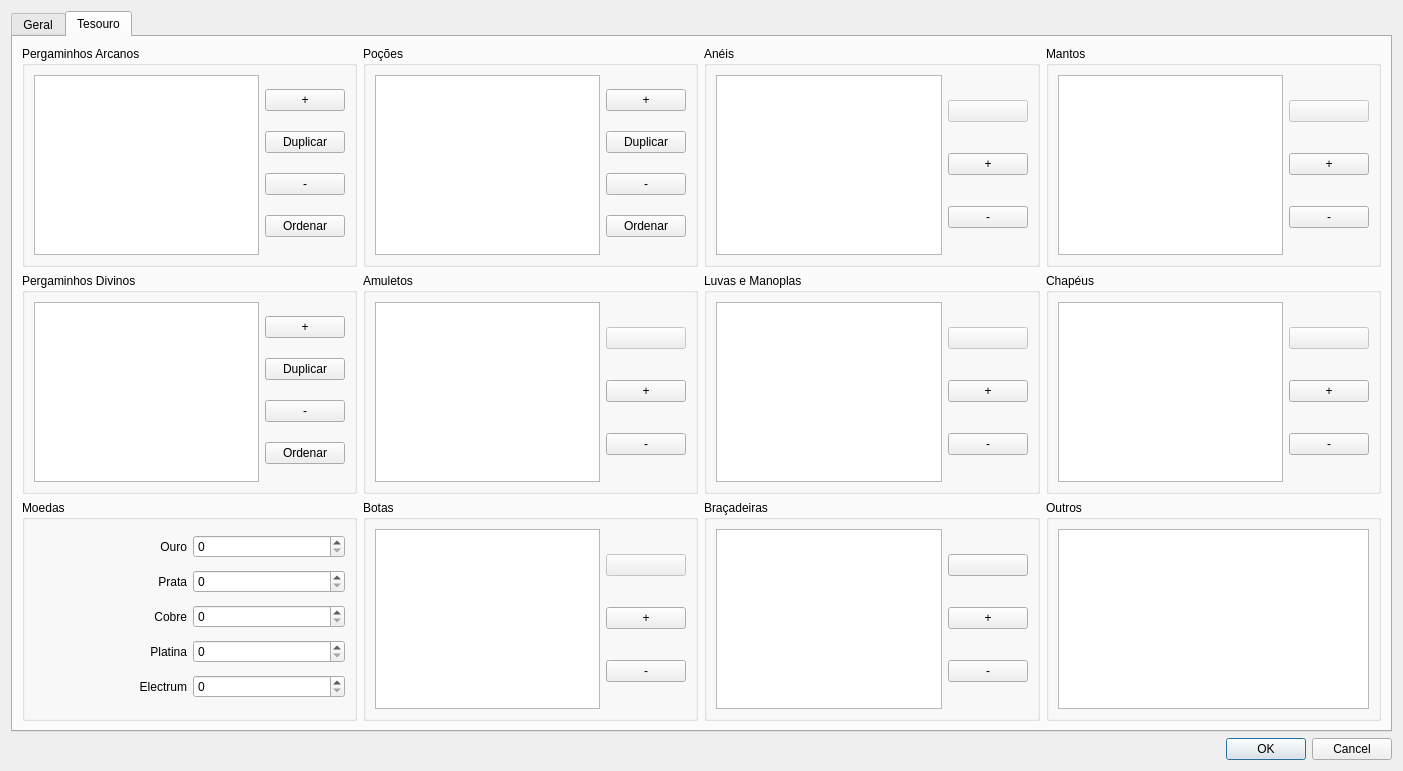
This is ifg/qt/ui/forma.ui in matferib/tabuleiro-virtual as Qt 5 draws it before an edit. The edited form follows.
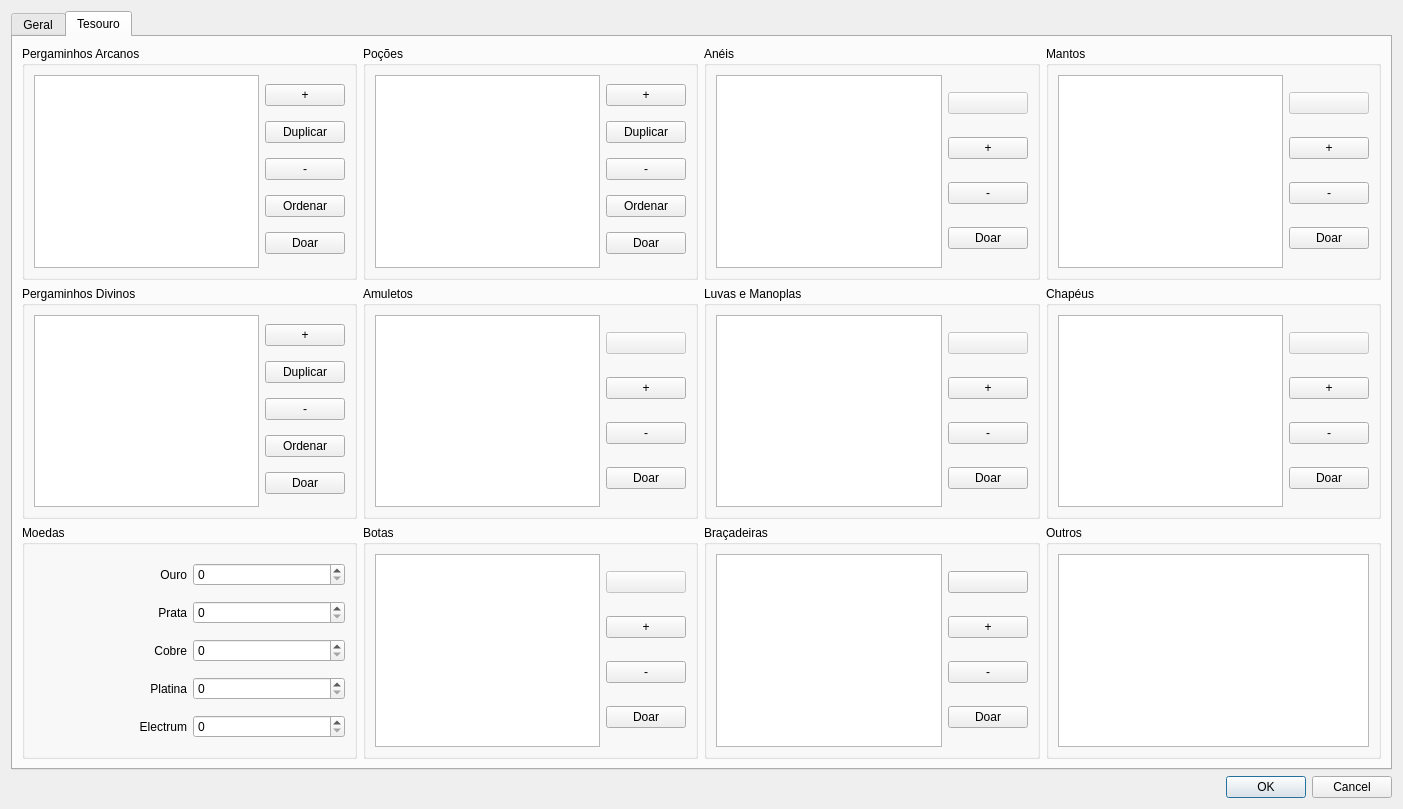
This is the edited form. The open tabs and pages were chosen to show the change.

What changed in the file:
```diff
--- a/ifg/qt/ui/forma.ui
+++ b/ifg/qt/ui/forma.ui
@@ -7,7 +7,7 @@
     <x>0</x>
     <y>0</y>
     <width>1403</width>
-    <height>771</height>
+    <height>809</height>
    </rect>
   </property>
   <property name="windowTitle">
@@ -1173,6 +1173,13 @@
               </property>
              </widget>
             </item>
+            <item>
+             <widget class="QPushButton" name="botao_doar_amuleto">
+              <property name="text">
+               <string>Doar</string>
+              </property>
+             </widget>
+            </item>
            </layout>
           </item>
          </layout>
@@ -1234,6 +1241,13 @@
               </property>
              </widget>
             </item>
+            <item>
+             <widget class="QPushButton" name="botao_doar_manto">
+              <property name="text">
+               <string>Doar</string>
+              </property>
+             </widget>
+            </item>
            </layout>
           </item>
          </layout>
@@ -1278,6 +1292,13 @@
               </property>
              </widget>
             </item>
+            <item>
+             <widget class="QPushButton" name="botao_doar_pergaminho_arcano">
+              <property name="text">
+               <string>Doar</string>
+              </property>
+             </widget>
+            </item>
            </layout>
           </item>
          </layout>
@@ -1321,6 +1342,13 @@
               </property>
              </widget>
             </item>
+            <item>
+             <widget class="QPushButton" name="botao_doar_luvas">
+              <property name="text">
+               <string>Doar</string>
+              </property>
+             </widget>
+            </item>
            </layout>
           </item>
          </layout>
@@ -1455,6 +1483,13 @@
               </property>
              </widget>
             </item>
+            <item>
+             <widget class="QPushButton" name="botao_doar_botas">
+              <property name="text">
+               <string>Doar</string>
+              </property>
+             </widget>
+            </item>
            </layout>
           </item>
          </layout>
@@ -1495,6 +1530,13 @@
               </property>
              </widget>
             </item>
+            <item>
+             <widget class="QPushButton" name="botao_doar_bracadeiras">
+              <property name="text">
+               <string>Doar</string>
+              </property>
+             </widget>
+            </item>
            </layout>
           </item>
          </layout>
@@ -1538,6 +1580,13 @@
               </property>
              </widget>
             </item>
+            <item>
+             <widget class="QPushButton" name="botao_doar_anel">
+              <property name="text">
+               <string>Doar</string>
+              </property>
+             </widget>
+            </item>
            </layout>
           </item>
          </layout>
@@ -1594,6 +1643,13 @@
               </property>
              </widget>
             </item>
+            <item>
+             <widget class="QPushButton" name="botao_doar_pocao">
+              <property name="text">
+               <string>Doar</string>
+              </property>
+             </widget>
+            </item>
            </layout>
           </item>
          </layout>
@@ -1638,6 +1694,13 @@
               </property>
              </widget>
             </item>
+            <item>
+             <widget class="QPushButton" name="botao_doar_pergaminho_divino">
+              <property name="text">
+               <string>Doar</string>
+              </property>
+             </widget>
+            </item>
            </layout>
           </item>
          </layout>
@@ -1694,6 +1757,13 @@
               </property>
              </widget>
             </item>
+            <item>
+             <widget class="QPushButton" name="botao_doar_chapeu">
+              <property name="text">
+               <string>Doar</string>
+              </property>
+             </widget>
+            </item>
            </layout>
           </item>
          </layout>
```
Left out of the diff: 4 changed lines with no effect on the pictures.
